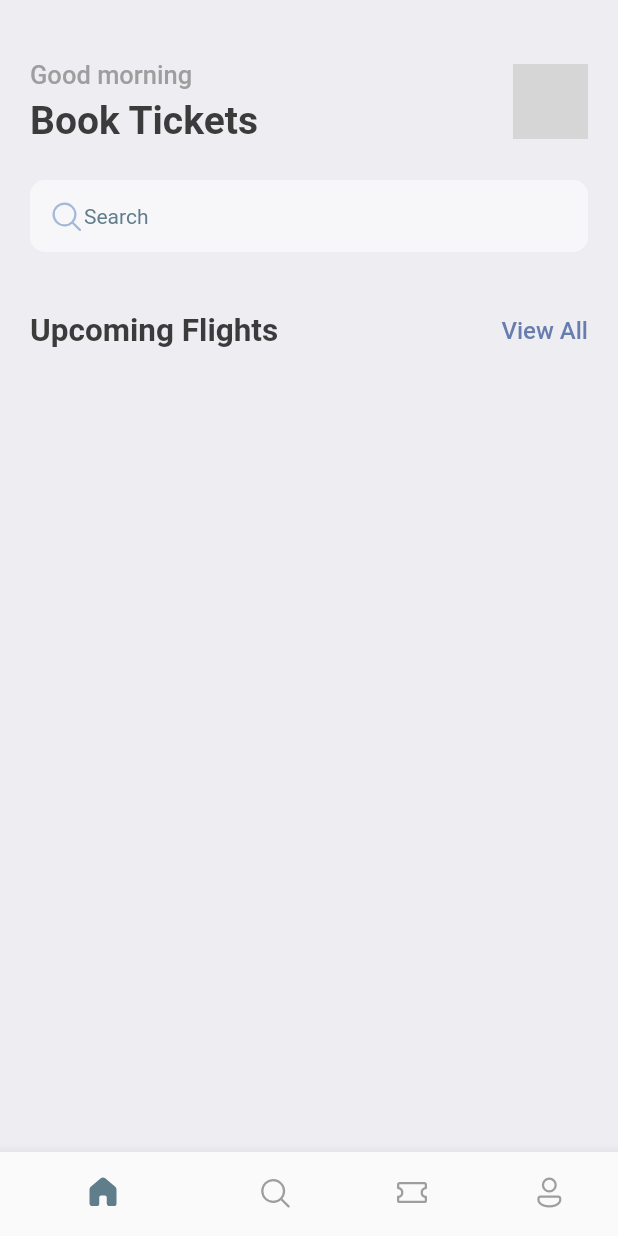
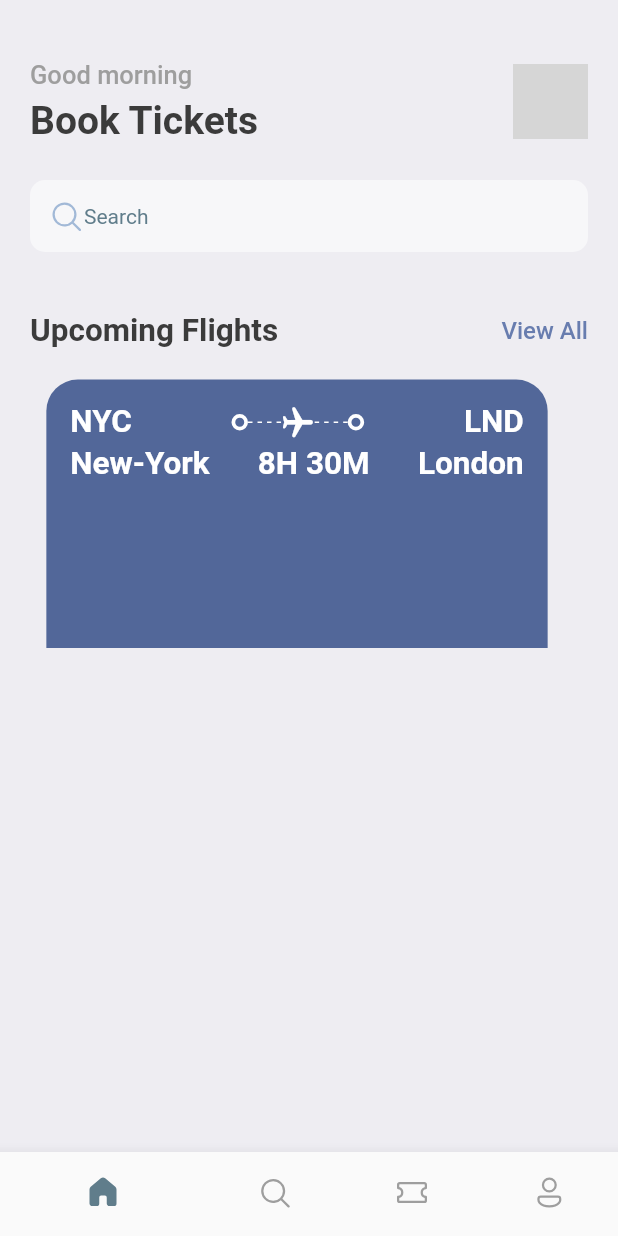
Before and after one commit to AramKim37/airplane_ticket, a Flutter app: the screen it shows after launch, on a phone screen of 412 x 824 dp. Run offline on Flutter 3.47's test engine with Material 2 defaults, Android fonts, the phone set to English and light mode, and no system bars; our stand-ins replace fluentui_icons; grey boxes are pictures that could not be loaded.

Commit message:
add stl widgets for ui

```diff
--- a/analysis_options.yaml
+++ b/analysis_options.yaml
@@ -7,7 +7,7 @@
 
 # The following line activates a set of recommended lints for Flutter apps,
 # packages, and plugins designed to encourage good coding practices.
-include: package:flutter_lints/flutter.yaml
+# include: package:flutter_lints/flutter.yaml
 
 linter:
   # The lint rules applied to this project can be customized in the
@@ -24,6 +24,5 @@ linter:
   rules:
     # avoid_print: false  # Uncomment to disable the `avoid_print` rule
     # prefer_single_quotes: true  # Uncomment to enable the `prefer_single_quotes` rule
-
 # Additional information about this file can be found at
 # https://dart.dev/guides/language/analysis-options
--- a/lib/base/res/styles/app_styles.dart
+++ b/lib/base/res/styles/app_styles.dart
@@ -7,6 +7,8 @@ class AppStyles {
   static Color primaryColor = primary;
   static Color textColor = text;
   static Color bgColor = Color(0xFFeeedf2);
+  static Color ticketBlue = const Color(0xFF526799);
+
   static TextStyle headLineStyle = TextStyle(
     color: textColor,
     fontSize: 16,
--- /dev/null
+++ b/lib/base/widgets/app_layoutbuilder_widget.dart
@@ -0,0 +1,30 @@
+import 'package:flutter/material.dart';
+import 'package:flutter/src/widgets/container.dart';
+import 'package:flutter/src/widgets/framework.dart';
+
+class AppLayoutBuilderWidget extends StatelessWidget {
+  final int randomDivider;
+
+  const AppLayoutBuilderWidget({super.key, required this.randomDivider});
+
+  @override
+  Widget build(BuildContext context) {
+    return LayoutBuilder(
+        builder: (BuildContext context, BoxConstraints constraints) {
+      return Flex(
+        mainAxisAlignment: MainAxisAlignment.spaceBetween,
+        direction: Axis.horizontal,
+        children: List.generate(
+          (constraints.constrainWidth() / randomDivider).floor(),
+          (index) => SizedBox(
+            width: 3,
+            height: 1,
+            child: DecoratedBox(
+              decoration: BoxDecoration(color: Colors.white),
+            ),
+          ),
+        ),
+      );
+    });
+  }
+}
--- /dev/null
+++ b/lib/base/widgets/big_dot.dart
@@ -0,0 +1,18 @@
+import 'package:flutter/material.dart';
+import 'package:flutter/src/widgets/container.dart';
+import 'package:flutter/src/widgets/framework.dart';
+
+class BigDot extends StatelessWidget {
+  const BigDot({super.key});
+
+  @override
+  Widget build(BuildContext context) {
+    return Container(
+      padding: EdgeInsets.all(3),
+      decoration: BoxDecoration(
+        border: Border.all(width: 2.5, color: Colors.white),
+        borderRadius: BorderRadius.circular(20),
+      ),
+    );
+  }
+}
--- /dev/null
+++ b/lib/base/widgets/ticket_view.dart
@@ -0,0 +1,100 @@
+import 'package:airplane_ticket/base/res/styles/app_styles.dart';
+import 'package:airplane_ticket/base/widgets/app_layoutbuilder_widget.dart';
+import 'package:airplane_ticket/base/widgets/big_dot.dart';
+import 'package:flutter/material.dart';
+import 'package:flutter/src/widgets/container.dart';
+import 'package:flutter/src/widgets/framework.dart';
+
+class TicketView extends StatelessWidget {
+  const TicketView({super.key});
+
+  @override
+  Widget build(BuildContext context) {
+    final size = MediaQuery.of(context).size;
+
+    return SizedBox(
+      width: size.width * 0.85,
+      height: 179,
+      child: Container(
+        margin: EdgeInsets.only(right: 16),
+        padding: EdgeInsets.all(16),
+        child: Column(
+          children: [
+            Row(
+              children: [
+                Text(
+                  "NYC",
+                  style: AppStyles.headLineStyle3.copyWith(color: Colors.white),
+                ),
+                Expanded(
+                  child: Container(),
+                ),
+                BigDot(),
+                Expanded(
+                  child: Container(
+                      child: Stack(
+                    children: [
+                      SizedBox(
+                        height: 24,
+                        child: AppLayoutBuilderWidget(
+                          randomDivider: 6,
+                        ),
+                      ),
+                      Center(
+                        child: Transform.rotate(
+                          angle: 1.57, //90도로 꺽는다.
+                          child: Icon(Icons.local_airport_rounded,
+                              color: Colors.white),
+                        ),
+                      ),
+                    ],
+                  )),
+                ),
+                BigDot(),
+                Expanded(
+                  child: Container(),
+                ),
+                Text(
+                  "LND",
+                  style: AppStyles.headLineStyle3.copyWith(color: Colors.white),
+                )
+              ],
+            ),
+            SizedBox(
+              height: 3,
+            ),
+            Row(
+              children: [
+                Text(
+                  "New-York",
+                  style: AppStyles.headLineStyle3.copyWith(color: Colors.white),
+                ),
+                Expanded(
+                  child: Container(),
+                ),
+                Text(
+                  "8H 30M",
+                  style: AppStyles.headLineStyle3.copyWith(color: Colors.white),
+                ),
+                Expanded(
+                  child: Container(),
+                ),
+                Text(
+                  "London",
+                  style: AppStyles.headLineStyle3.copyWith(color: Colors.white),
+                )
+              ],
+            ),
+          ],
+        ),
+        decoration: BoxDecoration(
+          color: AppStyles.ticketBlue,
+          borderRadius: BorderRadius.only(
+            topLeft: Radius.circular(21),
+            topRight: Radius.circular(21),
+          ),
+        ),
+      ),
+    );
+  }
+}
--- a/lib/main.dart
+++ b/lib/main.dart
@@ -5,6 +5,15 @@ import 'base/bottom_nav_bar.dart';
 
 void main() {
   runApp(const MyApp());
+  var test = TestClass(x: 2, y: 3);
+  print(test.x);
+}
+
+class TestClass {
+  late int x;
+  late int y;
+
+  TestClass({required this.x, required this.y});
 }
 
 class MyApp extends StatelessWidget {
--- a/lib/screens/home_screen.dart
+++ b/lib/screens/home_screen.dart
@@ -1,4 +1,5 @@
 import 'package:airplane_ticket/base/res/media.dart';
+import 'package:airplane_ticket/base/widgets/ticket_view.dart';
 import 'package:fluentui_icons/fluentui_icons.dart';
 import 'package:flutter/material.dart';
 import 'package:flutter/src/widgets/container.dart';
@@ -92,6 +93,10 @@ class HomeScreen extends StatelessWidget {
                   bigText: "Upcoming Flights",
                   smallText: "View All",
                 ),
+                const SizedBox(
+                  height: 20,
+                ),
+                TicketView(),
               ],
             ),
           ),
```
